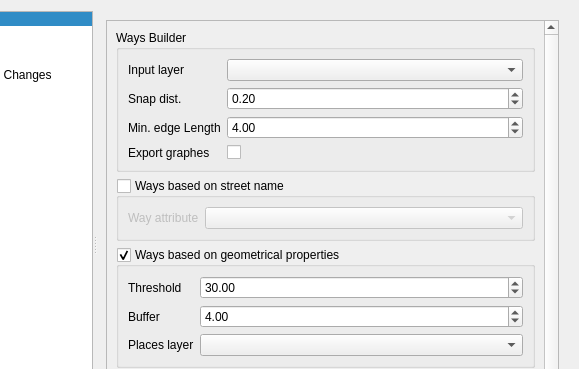
Before: the Qt Designer form src/morpheo/gui/ui/morpheo_dialog.ui in MorphoCity/morpheo-plugin, drawn with Qt 5; both pictures show x 118 to 697 and y 0 to 369 of the 697 by 533 pixel window.
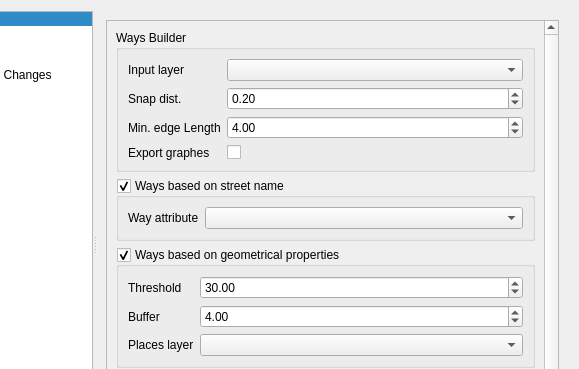
After: the same form once the commit is applied.

Commit message: QGIS Plugin: disable grpWaysBuilderStreetName content

```diff
--- a/src/morpheo/gui/ui/morpheo_dialog.ui
+++ b/src/morpheo/gui/ui/morpheo_dialog.ui
@@ -145,7 +145,7 @@
               <property name="geometry">
                <rect>
                 <x>0</x>
-                <y>0</y>
+                <y>-73</y>
                 <width>437</width>
                 <height>482</height>
                </rect>
@@ -247,6 +247,9 @@
                </item>
                <item>
                 <widget class="QGroupBox" name="grpWaysBuilderStreetName">
+                 <property name="enabled">
+                  <bool>true</bool>
+                 </property>
                  <property name="sizePolicy">
                   <sizepolicy hsizetype="Preferred" vsizetype="Maximum">
                    <horstretch>0</horstretch>
@@ -260,7 +263,7 @@
                   <bool>true</bool>
                  </property>
                  <property name="checked">
-                  <bool>false</bool>
+                  <bool>true</bool>
                  </property>
                  <layout class="QGridLayout" name="gridLayout_2">
                   <item row="1" column="1">
```
Left out of the diff: 6 changed lines with no effect on the pictures. The commit also changes 1 other file.
